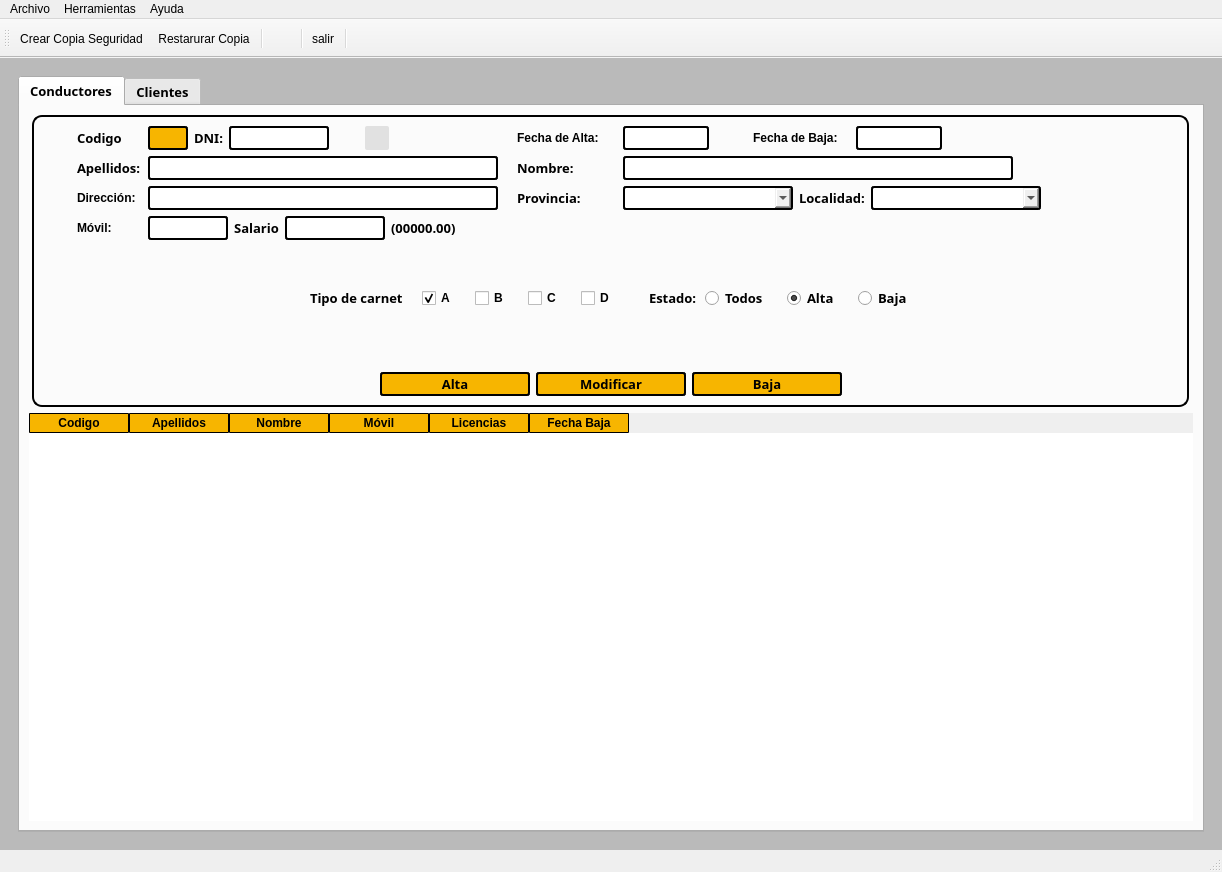
The window that templates/MainWindow.ui (javierlago/lagoamoedo) describes before a commit, drawn with Qt 5.
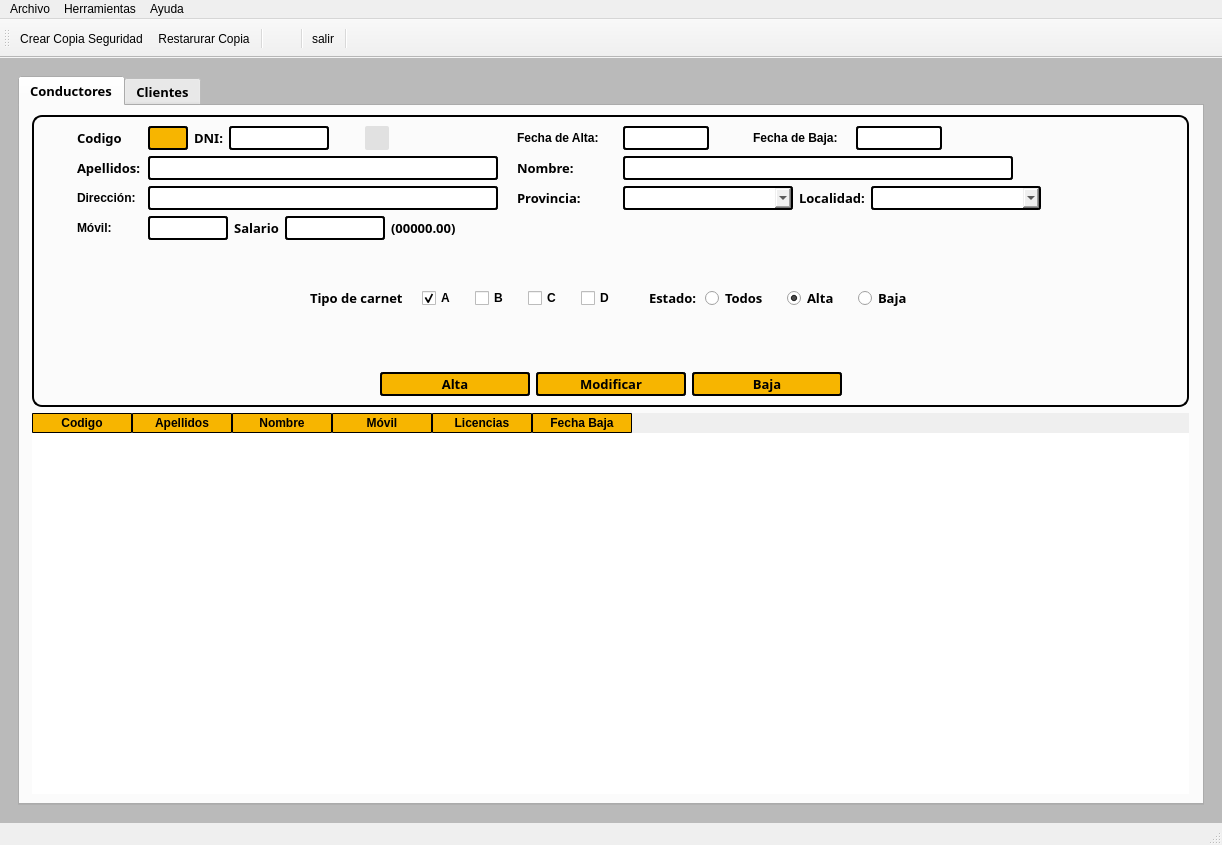
The same window after the commit. The open tabs and pages were chosen to show the change. Icons and pictures are not drawn.

What changed in the file:
```diff
--- a/templates/MainWindow.ui
+++ b/templates/MainWindow.ui
@@ -13,7 +13,7 @@
     <x>0</x>
     <y>0</y>
     <width>1222</width>
-    <height>872</height>
+    <height>845</height>
    </rect>
   </property>
   <property name="sizePolicy">
@@ -1741,13 +1741,40 @@
             </layout>
            </item>
            <item>
+            <layout class="QHBoxLayout" name="horizontalLayout_24">
+             <item>
+              <spacer name="horizontalSpacer_30">
+               <property name="orientation">
+                <enum>Qt::Horizontal</enum>
+               </property>
+               <property name="sizeHint" stdset="0">
+                <size>
+                 <width>40</width>
+                 <height>20</height>
+                </size>
+               </property>
+              </spacer>
+             </item>
+             <item>
             <widget class="QTableWidget" name="tabDriver2">
              <property name="sizePolicy">
-              <sizepolicy hsizetype="Preferred" vsizetype="Preferred">
+                <sizepolicy hsizetype="Minimum" vsizetype="Expanding">
                <horstretch>0</horstretch>
                <verstretch>0</verstretch>
               </sizepolicy>
              </property>
+               <property name="minimumSize">
+                <size>
+                 <width>1157</width>
+                 <height>0</height>
+                </size>
+               </property>
+               <property name="maximumSize">
+                <size>
+                 <width>1157</width>
+                 <height>16777215</height>
+                </size>
+               </property>
              <property name="font">
               <font>
                <family>Alef</family>
@@ -1832,6 +1859,21 @@
              </column>
             </widget>
            </item>
+             <item>
+              <spacer name="horizontalSpacer_31">
+               <property name="orientation">
+                <enum>Qt::Horizontal</enum>
+               </property>
+               <property name="sizeHint" stdset="0">
+                <size>
+                 <width>40</width>
+                 <height>20</height>
+                </size>
+               </property>
+              </spacer>
+             </item>
+            </layout>
+           </item>
           </layout>
          </widget>
          <widget class="QWidget" name="tabCars">
```
Left out of the diff: 16 changed lines with no effect on the pictures. Lines whose indentation alone changed are shown as unchanged.
